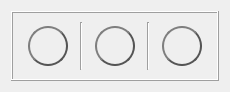
The window that transport_ui.ui (Wireless-Research-Tester/Automated-Wireless-Research-Tester) describes before a commit, drawn with Qt 5.
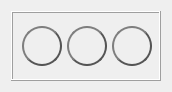
The same window after the commit. Icons and pictures are not drawn.

Patch:
```diff
--- a/transport_ui.ui
+++ b/transport_ui.ui
@@ -6,16 +6,34 @@
    <rect>
     <x>0</x>
     <y>0</y>
-    <width>230</width>
+    <width>172</width>
     <height>92</height>
    </rect>
   </property>
+  <property name="maximumSize">
+   <size>
+    <width>200</width>
+    <height>16777215</height>
+   </size>
+  </property>
   <property name="windowTitle">
    <string>Form</string>
   </property>
   <layout class="QHBoxLayout" name="horizontalLayout">
    <item>
     <widget class="QFrame" name="frame">
+     <property name="minimumSize">
+      <size>
+       <width>148</width>
+       <height>68</height>
+      </size>
+     </property>
+     <property name="maximumSize">
+      <size>
+       <width>250</width>
+       <height>16777215</height>
+      </size>
+     </property>
      <property name="frameShape">
       <enum>QFrame::Box</enum>
      </property>
@@ -80,13 +98,6 @@
         </attribute>
        </widget>
       </item>
-      <item>
-       <widget class="Line" name="line">
-        <property name="orientation">
-         <enum>Qt::Vertical</enum>
-        </property>
-       </widget>
-      </item>
       <item>
        <widget class="QPushButton" name="playButton">
         <property name="minimumSize">
@@ -155,16 +166,6 @@
         </attribute>
        </widget>
       </item>
-      <item>
-       <widget class="Line" name="line_2">
-        <property name="midLineWidth">
-         <number>0</number>
-        </property>
-        <property name="orientation">
-         <enum>Qt::Vertical</enum>
-        </property>
-       </widget>
-      </item>
       <item>
        <widget class="QPushButton" name="stopButton">
         <property name="minimumSize">
```
